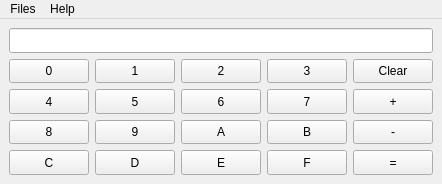
First picture: the form in 1 - Calculator of number systems/ui/main.ui, repository Sersoid/bmstulabs-iu7-sem2-python, before the edit.
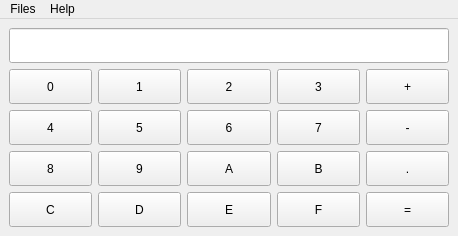
Second picture: the form after the edit. Icons and pictures are not drawn.

Diff of the .ui file:
```diff
--- a/1 - Calculator of number systems/ui/main.ui
+++ b/1 - Calculator of number systems/ui/main.ui
@@ -6,8 +6,8 @@
    <rect>
     <x>0</x>
     <y>0</y>
-    <width>419</width>
-    <height>184</height>
+    <width>458</width>
+    <height>236</height>
    </rect>
   </property>
   <property name="contextMenuPolicy">
@@ -36,8 +36,8 @@
     </property>
     <item row="0" column="0">
      <layout class="QGridLayout" name="gridLayout">
-      <item row="3" column="4">
-       <widget class="QPushButton" name="buttonMinus">
+      <item row="2" column="1">
+       <widget class="QPushButton" name="button5">
         <property name="sizePolicy">
          <sizepolicy hsizetype="Minimum" vsizetype="Expanding">
           <horstretch>0</horstretch>
@@ -45,46 +45,7 @@
          </sizepolicy>
         </property>
         <property name="text">
-         <string>-</string>
-        </property>
-       </widget>
-      </item>
-      <item row="4" column="2">
-       <widget class="QPushButton" name="buttonE">
-        <property name="sizePolicy">
-         <sizepolicy hsizetype="Minimum" vsizetype="Expanding">
-          <horstretch>0</horstretch>
-          <verstretch>0</verstretch>
-         </sizepolicy>
-        </property>
-        <property name="text">
-         <string>E</string>
-        </property>
-       </widget>
-      </item>
-      <item row="1" column="3">
-       <widget class="QPushButton" name="button3">
-        <property name="sizePolicy">
-         <sizepolicy hsizetype="Minimum" vsizetype="Expanding">
-          <horstretch>0</horstretch>
-          <verstretch>0</verstretch>
-         </sizepolicy>
-        </property>
-        <property name="text">
-         <string>3</string>
-        </property>
-       </widget>
-      </item>
-      <item row="2" column="3">
-       <widget class="QPushButton" name="button7">
-        <property name="sizePolicy">
-         <sizepolicy hsizetype="Minimum" vsizetype="Expanding">
-          <horstretch>0</horstretch>
-          <verstretch>0</verstretch>
-         </sizepolicy>
-        </property>
-        <property name="text">
-         <string>7</string>
+         <string>5</string>
         </property>
        </widget>
       </item>
@@ -101,32 +62,6 @@
         </property>
        </widget>
       </item>
-      <item row="4" column="4">
-       <widget class="QPushButton" name="buttonEquals">
-        <property name="sizePolicy">
-         <sizepolicy hsizetype="Minimum" vsizetype="Expanding">
-          <horstretch>0</horstretch>
-          <verstretch>0</verstretch>
-         </sizepolicy>
-        </property>
-        <property name="text">
-         <string>=</string>
-        </property>
-       </widget>
-      </item>
-      <item row="2" column="0">
-       <widget class="QPushButton" name="button4">
-        <property name="sizePolicy">
-         <sizepolicy hsizetype="Minimum" vsizetype="Expanding">
-          <horstretch>0</horstretch>
-          <verstretch>0</verstretch>
-         </sizepolicy>
-        </property>
-        <property name="text">
-         <string>4</string>
-        </property>
-       </widget>
-      </item>
       <item row="3" column="3">
        <widget class="QPushButton" name="buttonB">
         <property name="sizePolicy">
@@ -153,45 +88,6 @@
         </property>
        </widget>
       </item>
-      <item row="2" column="1">
-       <widget class="QPushButton" name="button5">
-        <property name="sizePolicy">
-         <sizepolicy hsizetype="Minimum" vsizetype="Expanding">
-          <horstretch>0</horstretch>
-          <verstretch>0</verstretch>
-         </sizepolicy>
-        </property>
-        <property name="text">
-         <string>5</string>
-        </property>
-       </widget>
-      </item>
-      <item row="1" column="2">
-       <widget class="QPushButton" name="button2">
-        <property name="sizePolicy">
-         <sizepolicy hsizetype="Minimum" vsizetype="Expanding">
-          <horstretch>0</horstretch>
-          <verstretch>0</verstretch>
-         </sizepolicy>
-        </property>
-        <property name="text">
-         <string>2</string>
-        </property>
-       </widget>
-      </item>
-      <item row="4" column="3">
-       <widget class="QPushButton" name="buttonF">
-        <property name="sizePolicy">
-         <sizepolicy hsizetype="Minimum" vsizetype="Expanding">
-          <horstretch>0</horstretch>
-          <verstretch>0</verstretch>
-         </sizepolicy>
-        </property>
-        <property name="text">
-         <string>F</string>
-        </property>
-       </widget>
-      </item>
       <item row="2" column="2">
        <widget class="QPushButton" name="button6">
         <property name="sizePolicy">
@@ -205,8 +101,8 @@
         </property>
        </widget>
       </item>
-      <item row="4" column="0">
-       <widget class="QPushButton" name="buttonC">
+      <item row="5" column="3">
+       <widget class="QPushButton" name="buttonF">
         <property name="sizePolicy">
          <sizepolicy hsizetype="Minimum" vsizetype="Expanding">
           <horstretch>0</horstretch>
@@ -214,7 +110,46 @@
          </sizepolicy>
         </property>
         <property name="text">
-         <string>C</string>
+         <string>F</string>
+        </property>
+       </widget>
+      </item>
+      <item row="1" column="2">
+       <widget class="QPushButton" name="button2">
+        <property name="sizePolicy">
+         <sizepolicy hsizetype="Minimum" vsizetype="Expanding">
+          <horstretch>0</horstretch>
+          <verstretch>0</verstretch>
+         </sizepolicy>
+        </property>
+        <property name="text">
+         <string>2</string>
+        </property>
+       </widget>
+      </item>
+      <item row="5" column="1">
+       <widget class="QPushButton" name="buttonD">
+        <property name="sizePolicy">
+         <sizepolicy hsizetype="Minimum" vsizetype="Expanding">
+          <horstretch>0</horstretch>
+          <verstretch>0</verstretch>
+         </sizepolicy>
+        </property>
+        <property name="text">
+         <string>D</string>
+        </property>
+       </widget>
+      </item>
+      <item row="3" column="2">
+       <widget class="QPushButton" name="buttonA">
+        <property name="sizePolicy">
+         <sizepolicy hsizetype="Minimum" vsizetype="Expanding">
+          <horstretch>0</horstretch>
+          <verstretch>0</verstretch>
+         </sizepolicy>
+        </property>
+        <property name="text">
+         <string>A</string>
         </property>
        </widget>
       </item>
@@ -244,8 +179,8 @@
         </property>
        </widget>
       </item>
-      <item row="3" column="2">
-       <widget class="QPushButton" name="buttonA">
+      <item row="1" column="3">
+       <widget class="QPushButton" name="button3">
         <property name="sizePolicy">
          <sizepolicy hsizetype="Minimum" vsizetype="Expanding">
           <horstretch>0</horstretch>
@@ -253,12 +188,12 @@
          </sizepolicy>
         </property>
         <property name="text">
-         <string>A</string>
+         <string>3</string>
         </property>
        </widget>
       </item>
-      <item row="2" column="4">
-       <widget class="QPushButton" name="buttonPlus">
+      <item row="2" column="3">
+       <widget class="QPushButton" name="button7">
         <property name="sizePolicy">
          <sizepolicy hsizetype="Minimum" vsizetype="Expanding">
           <horstretch>0</horstretch>
@@ -266,33 +201,7 @@
          </sizepolicy>
         </property>
         <property name="text">
-         <string>+</string>
-        </property>
-       </widget>
-      </item>
-      <item row="1" column="4">
-       <widget class="QPushButton" name="buttonClear">
-        <property name="sizePolicy">
-         <sizepolicy hsizetype="Minimum" vsizetype="Expanding">
-          <horstretch>0</horstretch>
-          <verstretch>0</verstretch>
-         </sizepolicy>
-        </property>
-        <property name="text">
-         <string>Clear</string>
-        </property>
-       </widget>
-      </item>
-      <item row="4" column="1">
-       <widget class="QPushButton" name="buttonD">
-        <property name="sizePolicy">
-         <sizepolicy hsizetype="Minimum" vsizetype="Expanding">
-          <horstretch>0</horstretch>
-          <verstretch>0</verstretch>
-         </sizepolicy>
-        </property>
-        <property name="text">
-         <string>D</string>
+         <string>7</string>
         </property>
        </widget>
       </item>
@@ -306,6 +215,97 @@
         </property>
        </widget>
       </item>
+      <item row="5" column="0">
+       <widget class="QPushButton" name="buttonC">
+        <property name="sizePolicy">
+         <sizepolicy hsizetype="Minimum" vsizetype="Expanding">
+          <horstretch>0</horstretch>
+          <verstretch>0</verstretch>
+         </sizepolicy>
+        </property>
+        <property name="text">
+         <string>C</string>
+        </property>
+       </widget>
+      </item>
+      <item row="5" column="2">
+       <widget class="QPushButton" name="buttonE">
+        <property name="sizePolicy">
+         <sizepolicy hsizetype="Minimum" vsizetype="Expanding">
+          <horstretch>0</horstretch>
+          <verstretch>0</verstretch>
+         </sizepolicy>
+        </property>
+        <property name="text">
+         <string>E</string>
+        </property>
+       </widget>
+      </item>
+      <item row="2" column="0">
+       <widget class="QPushButton" name="button4">
+        <property name="sizePolicy">
+         <sizepolicy hsizetype="Minimum" vsizetype="Expanding">
+          <horstretch>0</horstretch>
+          <verstretch>0</verstretch>
+         </sizepolicy>
+        </property>
+        <property name="text">
+         <string>4</string>
+        </property>
+       </widget>
+      </item>
+      <item row="5" column="4">
+       <widget class="QPushButton" name="buttonEquals">
+        <property name="sizePolicy">
+         <sizepolicy hsizetype="Minimum" vsizetype="Expanding">
+          <horstretch>0</horstretch>
+          <verstretch>0</verstretch>
+         </sizepolicy>
+        </property>
+        <property name="text">
+         <string>=</string>
+        </property>
+       </widget>
+      </item>
+      <item row="1" column="4">
+       <widget class="QPushButton" name="buttonPlus">
+        <property name="sizePolicy">
+         <sizepolicy hsizetype="Minimum" vsizetype="Expanding">
+          <horstretch>0</horstretch>
+          <verstretch>0</verstretch>
+         </sizepolicy>
+        </property>
+        <property name="text">
+         <string>+</string>
+        </property>
+       </widget>
+      </item>
+      <item row="2" column="4">
+       <widget class="QPushButton" name="buttonMinus">
+        <property name="sizePolicy">
+         <sizepolicy hsizetype="Minimum" vsizetype="Expanding">
+          <horstretch>0</horstretch>
+          <verstretch>0</verstretch>
+         </sizepolicy>
+        </property>
+        <property name="text">
+         <string>-</string>
+        </property>
+       </widget>
+      </item>
+      <item row="3" column="4">
+       <widget class="QPushButton" name="buttonDot">
+        <property name="sizePolicy">
+         <sizepolicy hsizetype="Minimum" vsizetype="Expanding">
+          <horstretch>0</horstretch>
+          <verstretch>0</verstretch>
+         </sizepolicy>
+        </property>
+        <property name="text">
+         <string>.</string>
+        </property>
+       </widget>
+      </item>
      </layout>
     </item>
    </layout>
@@ -315,8 +315,8 @@
     <rect>
      <x>0</x>
      <y>0</y>
-     <width>419</width>
-     <height>22</height>
+     <width>458</width>
+     <height>30</height>
     </rect>
    </property>
    <widget class="QMenu" name="menuHelp">
```
Left out of the diff: 16 changed lines with no effect on the pictures.
